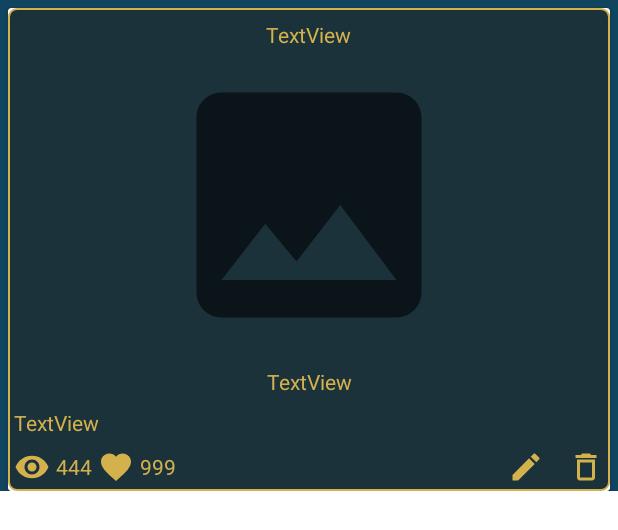
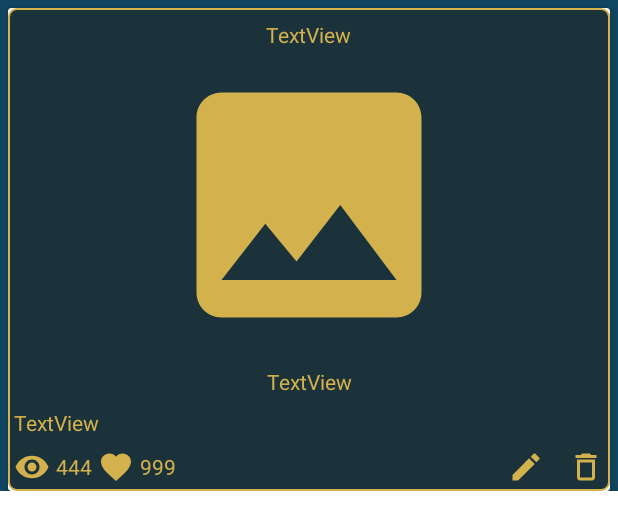
Before and after one commit to b0gdanov/TablaDeAnunciosKotlin, an Android app: the layout ad_list_item.xml on its own in the app's theme, with its tools: preview values and no code run, on a phone screen of 412 x 824 dp. Shown: the top 530 px of the screen. Run offline under Robolectric (Android 15) with nearby library versions, the phone set to English and light mode, and no system bars.

Commit message:
Урок 45. На этом уроке показываем или прячем панель для редактирования в зависимости от аккаунта. Если это владелец объявления то показываем панель для редактирования (кнопки редактировать/удалить) если это не владелец объявления то панель прячем. *fix da_list_item mainImage scrCompat

```diff
--- a/app/src/main/java/ru/gamebreaker/tabladeanuncioskotlin/MainActivity.kt
+++ b/app/src/main/java/ru/gamebreaker/tabladeanuncioskotlin/MainActivity.kt
@@ -16,6 +16,8 @@ import com.google.android.gms.common.api.ApiException
 import com.google.android.material.navigation.NavigationView
 import com.google.firebase.auth.FirebaseAuth
 import com.google.firebase.auth.FirebaseUser
+import com.google.firebase.auth.ktx.auth
+import com.google.firebase.ktx.Firebase
 import ru.gamebreaker.tabladeanuncioskotlin.act.EditAdsAct
 import ru.gamebreaker.tabladeanuncioskotlin.adapters.AdsRcAdapter
 import ru.gamebreaker.tabladeanuncioskotlin.data.Ad
@@ -31,9 +33,9 @@ class MainActivity : AppCompatActivity(), NavigationView.OnNavigationItemSelecte
     private lateinit var tvAccount:TextView
     private lateinit var rootElement:ActivityMainBinding
     private val dialogHelper = DialogHelper(this)
-    val mAuth = FirebaseAuth.getInstance()
+    val mAuth = Firebase.auth
     val dbManager = DbManager(this)
-    val adapter = AdsRcAdapter()
+    val adapter = AdsRcAdapter(mAuth)
 
     override fun onCreate(savedInstanceState: Bundle?) {
         super.onCreate(savedInstanceState)
--- a/app/src/main/java/ru/gamebreaker/tabladeanuncioskotlin/act/EditAdsAct.kt
+++ b/app/src/main/java/ru/gamebreaker/tabladeanuncioskotlin/act/EditAdsAct.kt
@@ -131,7 +131,8 @@ class EditAdsAct : AppCompatActivity(), FragmentCloseInterface {
                 etPrice.text.toString(),
                 etTitle.text.toString(),
                 etDescription.text.toString(),
-                dbManager.db.push().key
+                dbManager.db.push().key,
+                dbManager.auth.uid
             )
 
         }
--- a/app/src/main/java/ru/gamebreaker/tabladeanuncioskotlin/data/Ad.kt
+++ b/app/src/main/java/ru/gamebreaker/tabladeanuncioskotlin/data/Ad.kt
@@ -10,6 +10,6 @@ data class Ad(
     val price: String? = null,
     val title: String? = null,
     val description: String? = null,
-    val key: String? = null
-
+    val key: String? = null,
+    val uid: String? = null
 )
--- a/app/src/main/res/drawable/ic_defaul_image.xml
+++ b/app/src/main/res/drawable/ic_defaul_image.xml
@@ -1,10 +1,10 @@
 <vector xmlns:android="http://schemas.android.com/apk/res/android"
     android:width="24dp"
     android:height="24dp"
+    android:tint="@color/ic_main"
     android:viewportWidth="24"
-    android:viewportHeight="24"
-    android:tint="?attr/colorControlNormal">
-  <path
-      android:fillColor="@android:color/white"
-      android:pathData="M21,19V5c0,-1.1 -0.9,-2 -2,-2H5c-1.1,0 -2,0.9 -2,2v14c0,1.1 0.9,2 2,2h14c1.1,0 2,-0.9 2,-2zM8.5,13.5l2.5,3.01L14.5,12l4.5,6H5l3.5,-4.5z"/>
+    android:viewportHeight="24">
+    <path
+        android:fillColor="@android:color/white"
+        android:pathData="M21,19V5c0,-1.1 -0.9,-2 -2,-2H5c-1.1,0 -2,0.9 -2,2v14c0,1.1 0.9,2 2,2h14c1.1,0 2,-0.9 2,-2zM8.5,13.5l2.5,3.01L14.5,12l4.5,6H5l3.5,-4.5z" />
 </vector>
--- a/app/src/main/res/layout/ad_list_item.xml
+++ b/app/src/main/res/layout/ad_list_item.xml
@@ -39,7 +39,7 @@
                 android:layout_height="200dp"
                 android:layout_margin="4dp"
                 android:scaleType="fitCenter"
-                tools:srcCompat="@drawable/ic_defaul_image" />
+                app:srcCompat="@drawable/ic_defaul_image" />
 
             <TextView
                 android:id="@+id/tvDescription"
@@ -104,6 +104,7 @@
                 </LinearLayout>
 
                 <LinearLayout
+                    android:id="@+id/editPanel"
                     android:layout_width="match_parent"
                     android:layout_height="match_parent"
                     android:layout_weight="2"
```
Also changed, not shown: app/build.gradle (+6 -4 lines), app/src/main/java/ru/gamebreaker/tabladeanuncioskotlin/adapters/AdsRcAdapter.kt (+18 -3 lines), build.gradle (+7 -10 lines).
